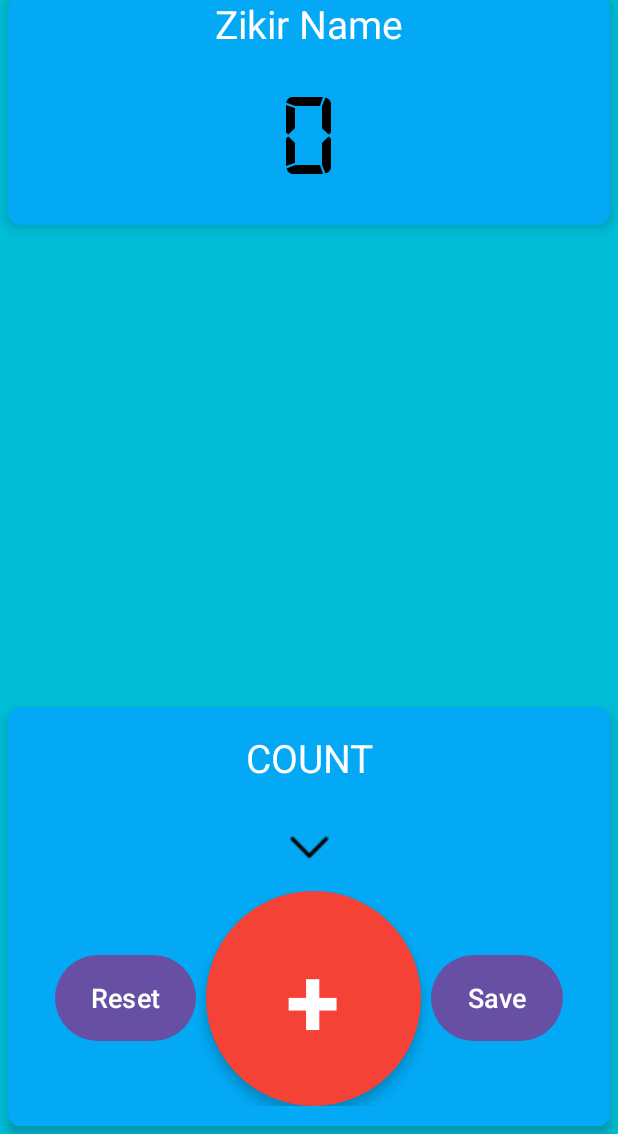
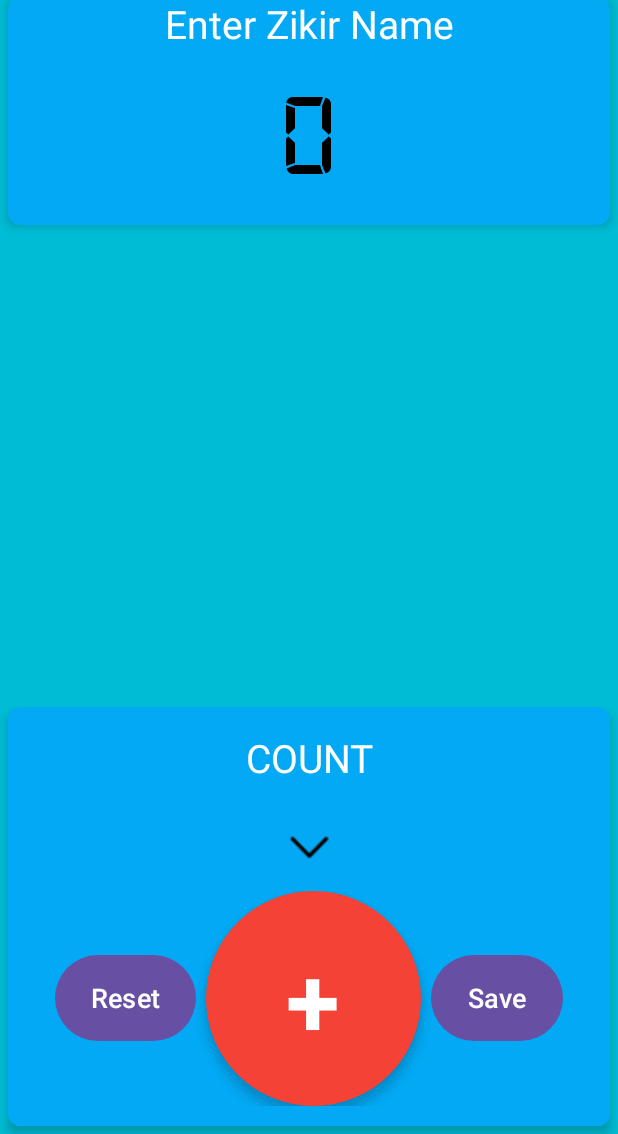
Before and after one commit to imraj2020/ZikirCounter, an Android app: the screen it shows after launch (MainActivity), on a phone screen of 412 x 824 dp, the part 102-1236 px from its top. Run offline under Robolectric (Android 15) with nearby library versions, the phone set to English and light mode, and no system bars; our stand-ins replace AdMob, Room's generated code, sdp/ssp sizes.

Commit message:
4th commit

```diff
--- a/app/build.gradle.kts
+++ b/app/build.gradle.kts
@@ -75,4 +75,6 @@ dependencies {
     implementation ("com.intuit.sdp:sdp-android:1.1.0")
     implementation ("com.intuit.ssp:ssp-android:1.1.0")
 
+    implementation ("com.google.android.gms:play-services-ads:22.3.0")
+
 }
--- a/app/src/main/java/com/cse/zikircounter/MainActivity.kt
+++ b/app/src/main/java/com/cse/zikircounter/MainActivity.kt
@@ -15,6 +15,9 @@ import androidx.room.Room
 import com.cse.zikircounter.RoomDB.ZikirCount
 import com.cse.zikircounter.RoomDB.ZikirDatabase
 import com.cse.zikircounter.databinding.ActivityMainBinding
+import com.google.android.gms.ads.AdRequest
+import com.google.android.gms.ads.AdView
+import com.google.android.gms.ads.MobileAds
 
 class MainActivity : AppCompatActivity(), ZikirCountAdapter.Listener{
     private lateinit var binding: ActivityMainBinding
@@ -25,10 +28,27 @@ class MainActivity : AppCompatActivity(), ZikirCountAdapter.Listener{
     lateinit var db: ZikirDatabase
     private lateinit var recyclerView: RecyclerView
     private lateinit var adapter: ZikirCountAdapter
+    lateinit var mAdView : AdView
     override fun onCreate(savedInstanceState: Bundle?) {
         super.onCreate(savedInstanceState)
         binding = ActivityMainBinding.inflate(layoutInflater)
         setContentView(binding.root)
+
+
+        //ads function
+
+        MobileAds.initialize(this) {}
+
+        mAdView = findViewById(R.id.adView)
+        val adRequest = AdRequest.Builder().build()
+        mAdView.loadAd(adRequest)
+
+
+
+
+
+
+        //end ads
 
 
          db = ZikirDatabase.getInstance(applicationContext)
@@ -220,6 +240,4 @@ class MainActivity : AppCompatActivity(), ZikirCountAdapter.Listener{
     }
 
 
-
-
 }
--- a/app/src/main/res/layout/activity_main.xml
+++ b/app/src/main/res/layout/activity_main.xml
@@ -8,8 +8,22 @@
     android:orientation="vertical"
     tools:context=".MainActivity">
 
+
+
+    <!-- view for AdMob Banner Ad -->
+
+    <com.google.android.gms.ads.AdView
+        android:id="@+id/adView"
+        android:layout_width="match_parent"
+        android:layout_height="wrap_content"
+        android:backgroundTint="#AEEA00"
+        app:adSize="BANNER"
+        app:adUnitId="ca-app-pub-5994022117254981~4330655576" />
+
+
     <RelativeLayout
         android:id="@+id/myRelativeLayout"
+        android:layout_below="@+id/adView"
         android:layout_width="match_parent"
         android:layout_height="match_parent"
         android:visibility="gone">
@@ -42,6 +56,7 @@
         android:id="@+id/mylinear"
         android:layout_width="match_parent"
         android:layout_height="wrap_content"
+        android:layout_below="@+id/adView"
         android:orientation="horizontal"
         android:visibility="visible">
 
@@ -80,6 +95,8 @@
         >
 
 
+
+
         <LinearLayout
             android:layout_width="match_parent"
             android:layout_height="wrap_content"
@@ -94,7 +111,7 @@
                 android:layout_height="wrap_content"
                 android:layout_marginBottom="@dimen/_20sdp"
                 android:gravity="center"
-                android:text="Zikir Name"
+                android:text="Enter Zikir Name"
                 android:textColor="@color/white"
                 android:textSize="@dimen/_20sdp" />
 
```
Also changed, not shown: app/src/main/AndroidManifest.xml (+25 -4 lines), app/src/main/res/drawable/icon.png (added).
